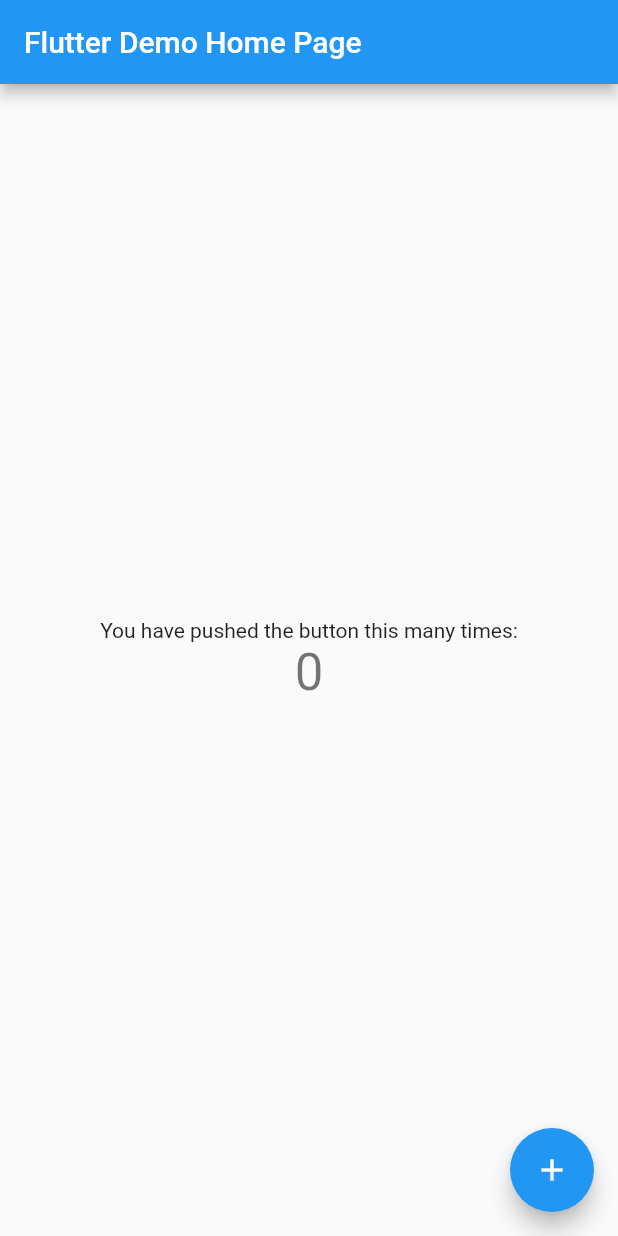
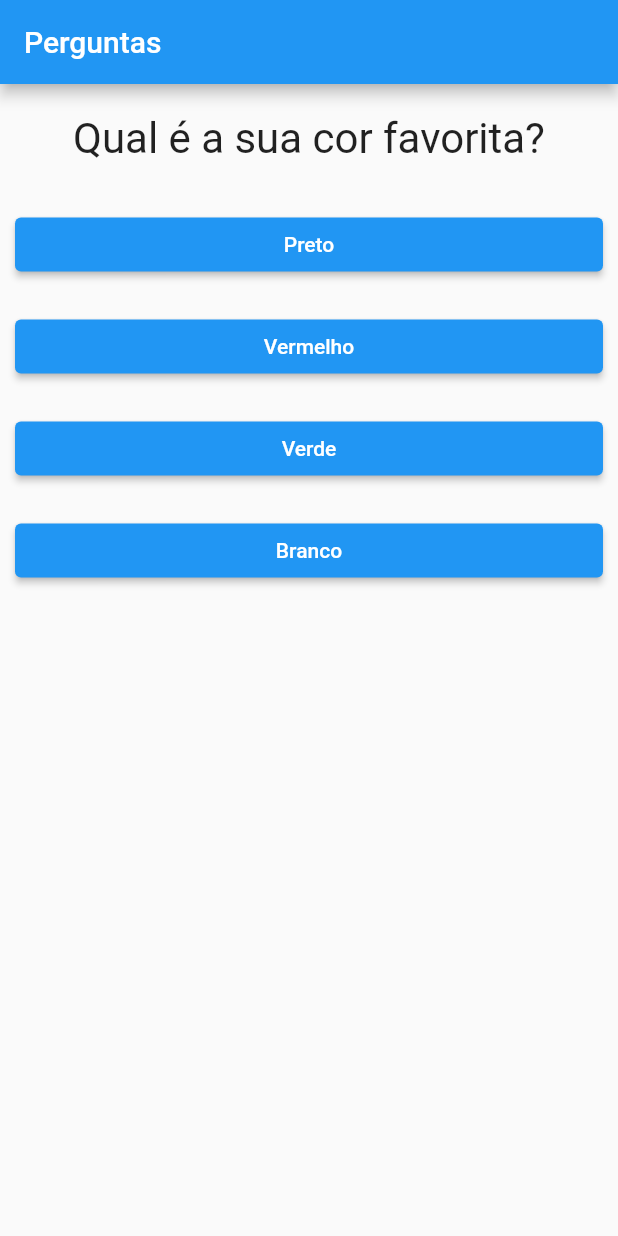
Before and after one commit to GUSTAV0DEDEUS/Quiz, a Flutter app: the screen it shows after launch, on a phone screen of 412 x 824 dp. Run offline on Flutter 3.47's test engine with Material 2 defaults, Android fonts, the phone set to English and light mode, and no system bars.

```diff
--- /dev/null
+++ b/lib/assets/buttons.dart
@@ -0,0 +1,21 @@
+import 'package:flutter/material.dart';
+// import '../main.dart';
+
+class Button extends StatelessWidget {
+  // ignore: prefer_typing_uninitialized_variables
+  final label;
+  final void Function() selecionado;
+  const Button(this.label, this.selecionado, {super.key});
+
+
+  @override
+  Widget build(BuildContext context) {
+    return Container(
+      width: double.infinity,
+      margin: EdgeInsets.all(10),
+      child: ElevatedButton(
+        onPressed: selecionado,
+        child: Text(label)),
+    );
+    }
+}
--- /dev/null
+++ b/lib/assets/quiz.dart
@@ -0,0 +1,22 @@
+import 'package:flutter/material.dart';
+
+class Questao extends StatelessWidget {
+  final String texto;
+
+  const Questao(this.texto, {super.key});
+
+  @override
+  Widget build(BuildContext context) {
+    return Container(
+      width: double.infinity,
+      margin: EdgeInsets.fromLTRB(0, 20, 0, 20),
+      child: Text(
+        texto,
+        style: TextStyle(
+          fontSize: 28
+        ),
+        textAlign: TextAlign.center,
+      ),
+    );
+  }
+}
--- /dev/null
+++ b/lib/assets/resultado.dart
@@ -0,0 +1,17 @@
+import 'package:flutter/src/widgets/framework.dart';
+import 'package:flutter/src/widgets/placeholder.dart';
+
+import 'package:flutter/material.dart';
+
+class Resultado extends StatelessWidget {
+  const Resultado({super.key});
+
+  @override
+  Widget build(BuildContext context) {
+    return const Center(
+        child: Text(
+      'Parabéns!',
+      style: TextStyle(fontSize: 28),
+    ));
+  }
+}
--- a/lib/main.dart
+++ b/lib/main.dart
@@ -1,115 +1,66 @@
 import 'package:flutter/material.dart';
+import 'package:quiz/assets/buttons.dart';
+import 'assets/quiz.dart';
+import 'assets/resultado.dart';
+void main() => runApp(const PerguntaApp());
 
-void main() {
-  runApp(const MyApp());
-}
+class _PerguntaAppState extends State<PerguntaApp> {
+  var _perguntaSelecionada = 0;
 
-class MyApp extends StatelessWidget {
-  const MyApp({super.key});
+  void _responder() {
+    setState(() {
+      _perguntaSelecionada++;
+    });
+  }
 
-  // This widget is the root of your application.
+  final _perguntas = const [
+      {
+        'texto': 'Qual é a sua cor favorita?',
+        'respostas': ['Preto', 'Vermelho', 'Verde', 'Branco'],
+      },
+      {
+        'texto': 'Qual é o seu animal favorito?',
+        'respostas': ['Coelho', 'Cobra', 'Elefante', 'Leão'],
+      },
+      {
+        'texto': 'Qual é seu instrutor favorito',
+        'respostas': ['Maria', 'João', 'Leo', 'Pedro']
+      },
+    ];
+
+    bool get temPerguntaSelecionada{
+      return _perguntaSelecionada < _perguntas.length;
+    }
   @override
   Widget build(BuildContext context) {
+    List<String> respostas =
+        temPerguntaSelecionada ?
+        _perguntas[_perguntaSelecionada].cast()['respostas']
+        : [];
+
     return MaterialApp(
-      title: 'Flutter Demo',
-      theme: ThemeData(
-        // This is the theme of your application.
-        //
-        // Try running your application with "flutter run". You'll see the
-        // application has a blue toolbar. Then, without quitting the app, try
-        // changing the primarySwatch below to Colors.green and then invoke
-        // "hot reload" (press "r" in the console where you ran "flutter run",
-        // or simply save your changes to "hot reload" in a Flutter IDE).
-        // Notice that the counter didn't reset back to zero; the application
-        // is not restarted.
-        primarySwatch: Colors.blue,
+      home: Scaffold(
+        appBar: AppBar(
+          title: const Text('Perguntas'),
+        ),
+        body:  temPerguntaSelecionada ? Column(
+          children: [
+            Questao(_perguntas[_perguntaSelecionada]['texto'].toString()),
+            ...respostas.map((t) => Button(t, _responder)).toList(),
+          ],
+        )
+        : Resultado(),
       ),
-      home: const MyHomePage(title: 'Flutter Demo Home Page'),
-    );
+      );
   }
 }
 
-class MyHomePage extends StatefulWidget {
-  const MyHomePage({super.key, required this.title});
-
-  // This widget is the home page of your application. It is stateful, meaning
-  // that it has a State object (defined below) that contains fields that affect
-  // how it looks.
-
-  // This class is the configuration for the state. It holds the values (in this
-  // case the title) provided by the parent (in this case the App widget) and
-  // used by the build method of the State. Fields in a Widget subclass are
-  // always marked "final".
-
-  final String title;
+class PerguntaApp extends StatefulWidget {
+  const PerguntaApp({super.key});
 
   @override
-  State<MyHomePage> createState() => _MyHomePageState();
-}
-
-class _MyHomePageState extends State<MyHomePage> {
-  int _counter = 0;
-
-  void _incrementCounter() {
-    setState(() {
-      // This call to setState tells the Flutter framework that something has
-      // changed in this State, which causes it to rerun the build method below
-      // so that the display can reflect the updated values. If we changed
-      // _counter without calling setState(), then the build method would not be
-      // called again, and so nothing would appear to happen.
-      _counter++;
-    });
-  }
-
-  @override
-  Widget build(BuildContext context) {
-    // This method is rerun every time setState is called, for instance as done
-    // by the _incrementCounter method above.
-    //
-    // The Flutter framework has been optimized to make rerunning build methods
-    // fast, so that you can just rebuild anything that needs updating rather
-    // than having to individually change instances of widgets.
-    return Scaffold(
-      appBar: AppBar(
-        // Here we take the value from the MyHomePage object that was created by
-        // the App.build method, and use it to set our appbar title.
-        title: Text(widget.title),
-      ),
-      body: Center(
-        // Center is a layout widget. It takes a single child and positions it
-        // in the middle of the parent.
-        child: Column(
-          // Column is also a layout widget. It takes a list of children and
-          // arranges them vertically. By default, it sizes itself to fit its
-          // children horizontally, and tries to be as tall as its parent.
-          //
-          // Invoke "debug painting" (press "p" in the console, choose the
-          // "Toggle Debug Paint" action from the Flutter Inspector in Android
-          // Studio, or the "Toggle Debug Paint" command in Visual Studio Code)
-          // to see the wireframe for each widget.
-          //
-          // Column has various properties to control how it sizes itself and
-          // how it positions its children. Here we use mainAxisAlignment to
-          // center the children vertically; the main axis here is the vertical
-          // axis because Columns are vertical (the cross axis would be
-          // horizontal).
-          mainAxisAlignment: MainAxisAlignment.center,
-          children: <Widget>[
-            const Text(
-              'You have pushed the button this many times:',
-            ),
-            Text(
-              '$_counter',
-              style: Theme.of(context).textTheme.headlineMedium,
-            ),
-          ],
-        ),
-      ),
-      floatingActionButton: FloatingActionButton(
-        onPressed: _incrementCounter,
-        tooltip: 'Increment',
-        child: const Icon(Icons.add),
-      ), // This trailing comma makes auto-formatting nicer for build methods.
-    );
+  // ignore: library_private_types_in_public_api
+  _PerguntaAppState createState() {
+    return _PerguntaAppState();
   }
 }
```
Also changed, not shown: lib/assets/questionario.dart (added), 10 other files.
